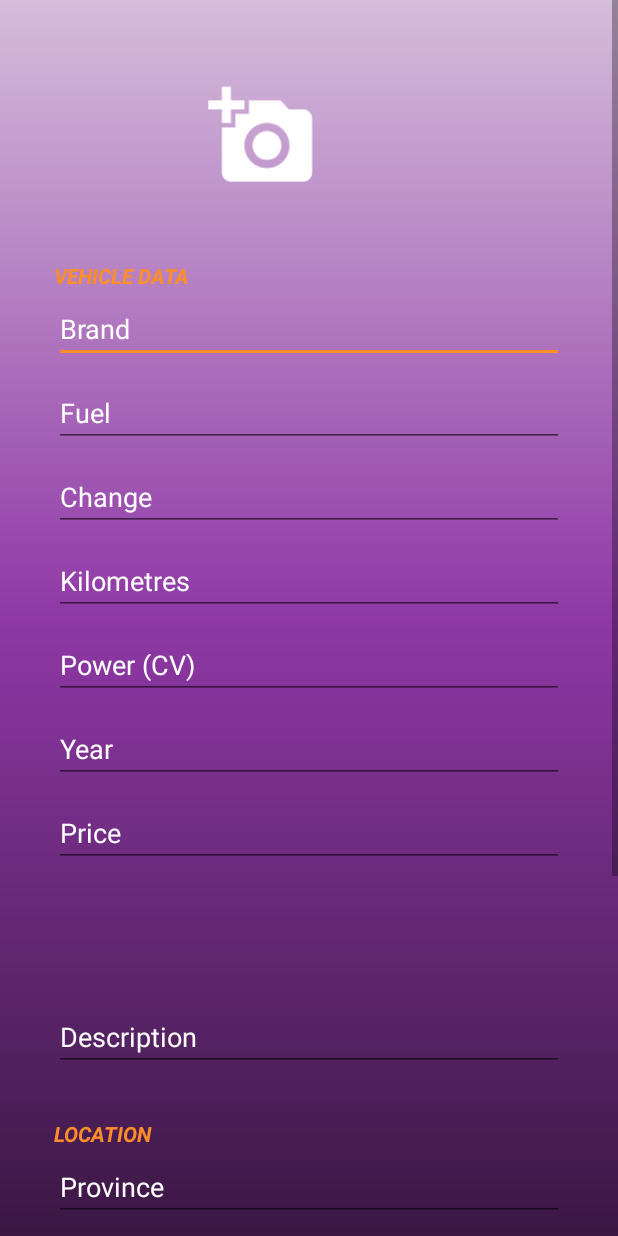
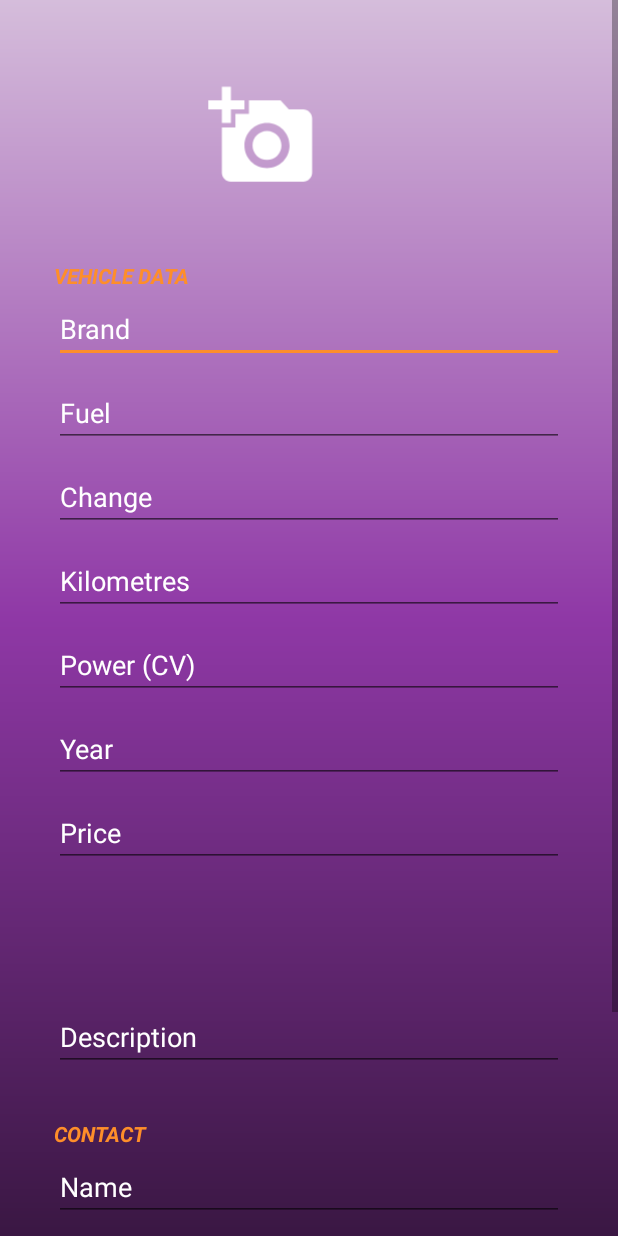
Before and after one commit to AlmudenaRA/BSAuto, an Android app: the fragment MyPostsFragment shown on its own in the app's theme, on a phone screen of 412 x 824 dp. Run offline under Robolectric (Android 15) with nearby library versions, the phone set to English and light mode, and no system bars; our stand-ins replace Firebase (no records; nobody signed in at launch, a user with empty details on screens opened directly), Picasso.

Commit message:
Modificación layout

```diff
--- a/app/src/main/res/layout/fragment_my_posts.xml
+++ b/app/src/main/res/layout/fragment_my_posts.xml
@@ -130,38 +130,6 @@
                 android:textColorHint="@color/white" />
 
             <TextView
-                android:id="@+id/txt_mypost_location"
-                android:layout_width="match_parent"
-                android:layout_height="20dp"
-                android:layout_marginHorizontal="36dp"
-                android:text="@string/my_post_location"
-                android:textStyle="bold|italic"
-                android:layout_marginTop="24dp"
-                android:textColor="@color/secondary"/>
-
-            <EditText
-                android:id="@+id/txt_mypost_province"
-                android:layout_width="match_parent"
-                android:layout_height="40dp"
-                android:textAlignment="gravity"
-                android:hint="@string/my_post_province"
-                android:textColorHint="@color/white"
-                android:textColor="@color/white"
-                android:layout_marginHorizontal="36dp"
-                android:layout_marginVertical="8dp" />
-
-            <EditText
-                android:id="@+id/txt_mypost_city"
-                android:layout_width="match_parent"
-                android:layout_height="40dp"
-                android:textAlignment="gravity"
-                android:hint="@string/my_post_city"
-                android:textColorHint="@color/white"
-                android:textColor="@color/white"
-                android:layout_marginHorizontal="36dp"
-                android:layout_marginVertical="8dp" />
-
-            <TextView
                 android:id="@+id/txt_mypost_contact"
                 android:layout_width="match_parent"
                 android:layout_height="20dp"
```
